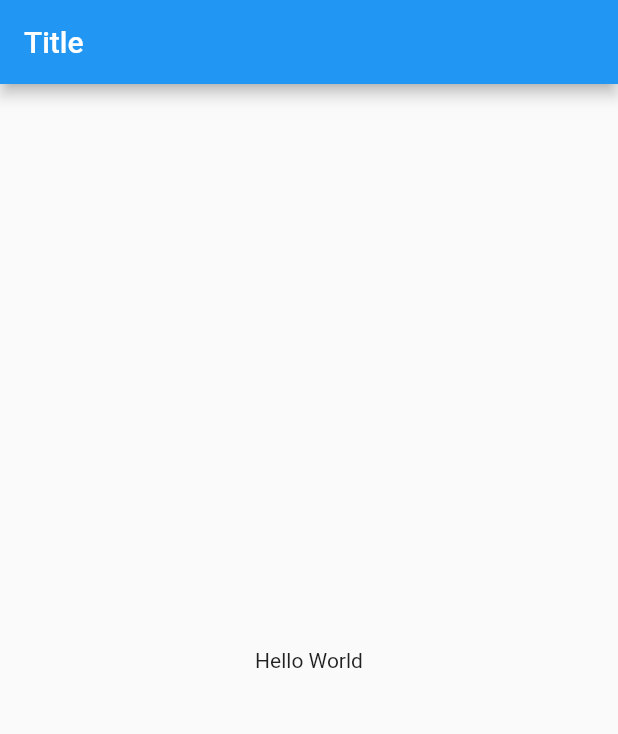
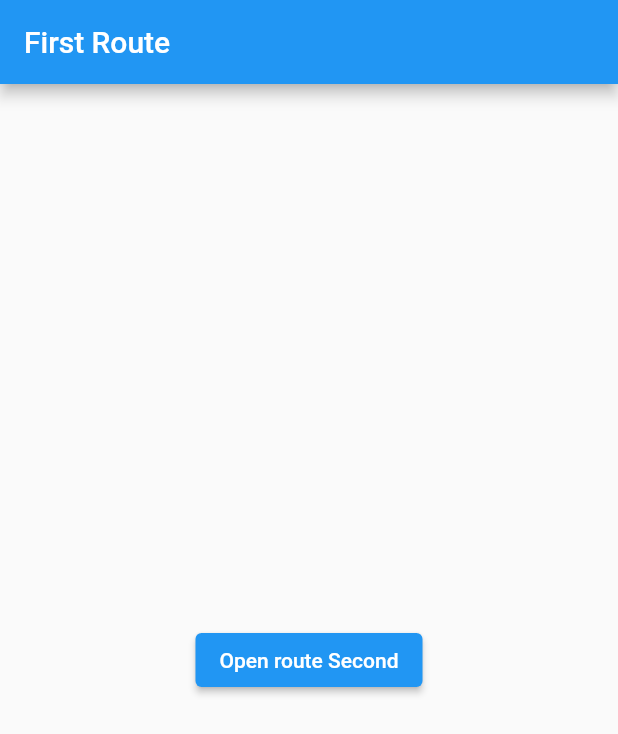
Before and after one commit to JustalK/VALENTINES-APP, a Flutter app: the screen it shows after launch, on a phone screen of 412 x 824 dp. Shown: the top 734 px of the screen. Run offline on Flutter 3.47's test engine with Material 2 defaults, Android fonts, the phone set to English and light mode, and no system bars.

Commit message:
[FEATURE] Creating a route and switch navigation

```diff
--- a/lib/main.dart
+++ b/lib/main.dart
@@ -1,4 +1,5 @@
 import 'package:flutter/material.dart';
+import 'pages/home.dart';
 
 void main() {
   runApp(MyApp());
@@ -9,14 +10,7 @@ class MyApp extends StatelessWidget {
   Widget build(BuildContext context) {
     return MaterialApp(
       title: 'Title',
-      home: Scaffold(
-        appBar: AppBar(
-          title: Text('Title'),
-        ),
-        body: Center(
-          child: Text('Hello World'),
-        ),
-      ),
+      home: Home(),
     );
   }
 }
--- /dev/null
+++ b/lib/pages/home.dart
@@ -0,0 +1,24 @@
+import 'package:flutter/material.dart';
+import 'second.dart';
+
+class Home extends StatelessWidget {
+  @override
+  Widget build(BuildContext context) {
+    return Scaffold(
+      appBar: AppBar(
+        title: Text('First Route'),
+      ),
+      body: Center(
+        child: ElevatedButton(
+          child: Text('Open route Second'),
+          onPressed: () {
+            Navigator.push(
+              context,
+              MaterialPageRoute(builder: (context) => Second()),
+            );
+          },
+        ),
+      ),
+    );
+  }
+}
```
Also changed, not shown: lib/pages/second.dart (added, +20 -0 lines).
